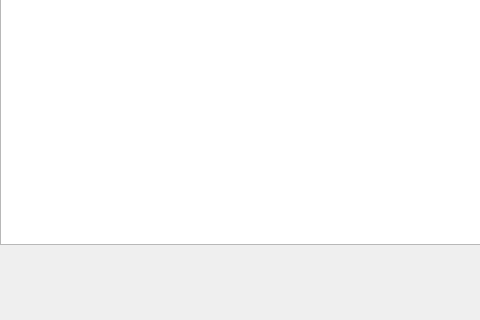
This is TankMundial/MundialTank/multiplayer.ui in pipeflorez55/Proyecto-final as Qt 5 draws it before an edit; both pictures show x 0 to 480 and y 380 to 700 of the 1035 by 700 pixel window. The edited form follows.
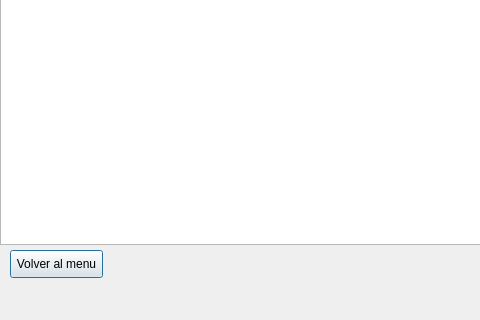
This is the edited form.

Commit message:
"Imagenes y multiplayer"
Se realizo el cambio de angulo del cañon del tanque y se avanzo en el multiplayer

```diff
--- a/TankMundial/MundialTank/multiplayer.ui
+++ b/TankMundial/MundialTank/multiplayer.ui
@@ -23,6 +23,19 @@
     </rect>
    </property>
   </widget>
+  <widget class="QPushButton" name="pushButton">
+   <property name="geometry">
+    <rect>
+     <x>10</x>
+     <y>630</y>
+     <width>93</width>
+     <height>28</height>
+    </rect>
+   </property>
+   <property name="text">
+    <string>Volver al menu</string>
+   </property>
+  </widget>
  </widget>
  <resources/>
  <connections/>
```
The commit also changes 70 other files.
